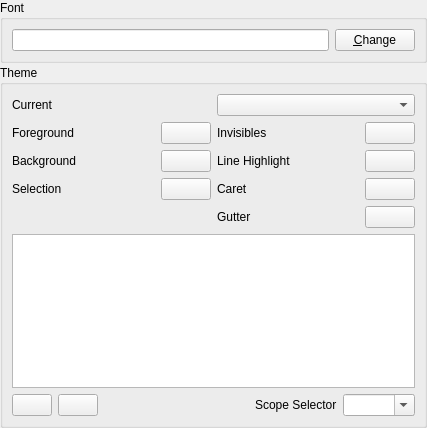
This is resources/ui/configure/theme.ui in prymatex/prymatex as Qt 5 draws it before an edit. The edited form follows.
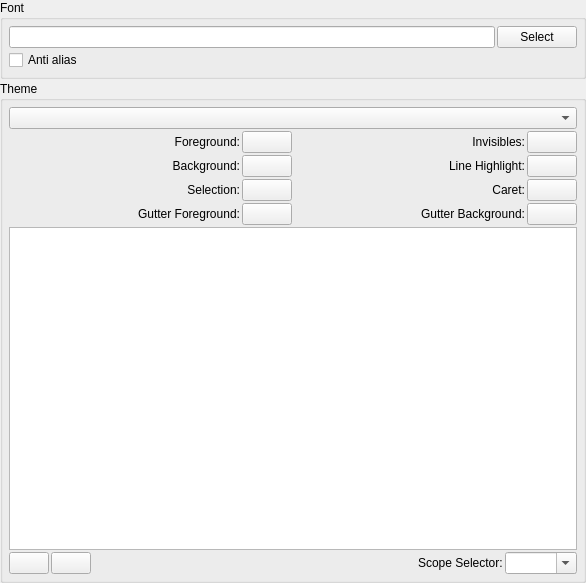
This is the edited form. Icons and pictures are not drawn.

Patch:
```diff
--- a/resources/ui/configure/theme.ui
+++ b/resources/ui/configure/theme.ui
@@ -6,8 +6,8 @@
    <rect>
     <x>0</x>
     <y>0</y>
-    <width>427</width>
-    <height>428</height>
+    <width>586</width>
+    <height>583</height>
    </rect>
   </property>
   <property name="windowTitle">
@@ -21,22 +21,39 @@
     <number>0</number>
    </property>
    <item>
-    <widget class="QGroupBox" name="groupBox_2">
+    <widget class="QGroupBox" name="groupBoxFont">
      <property name="title">
       <string>Font</string>
      </property>
-     <layout class="QHBoxLayout" name="horizontalLayout">
+     <layout class="QVBoxLayout" name="verticalLayout_3">
+      <property name="spacing">
+       <number>2</number>
+      </property>
+      <property name="margin">
+       <number>6</number>
+      </property>
       <item>
-       <widget class="QLineEdit" name="lineFont">
-        <property name="readOnly">
-         <bool>true</bool>
-        </property>
-       </widget>
+       <layout class="QHBoxLayout" name="horizontalLayout">
+        <item>
+         <widget class="QLineEdit" name="lineFont">
+          <property name="readOnly">
+           <bool>true</bool>
+          </property>
+         </widget>
+        </item>
+        <item>
+         <widget class="QPushButton" name="pushButtonChangeFont">
+          <property name="text">
+           <string>Select</string>
+          </property>
+         </widget>
+        </item>
+       </layout>
       </item>
       <item>
-       <widget class="QPushButton" name="pushButtonChangeFont">
+       <widget class="QCheckBox" name="checkBoxAntialias">
         <property name="text">
-         <string>&amp;Change</string>
+         <string>Anti alias</string>
         </property>
        </widget>
       </item>
@@ -44,44 +61,91 @@
     </widget>
    </item>
    <item>
-    <widget class="QGroupBox" name="groupBox">
+    <widget class="QGroupBox" name="groupBoxTheme">
      <property name="title">
       <string>Theme</string>
      </property>
      <layout class="QVBoxLayout" name="verticalLayout">
+      <property name="spacing">
+       <number>2</number>
+      </property>
+      <property name="margin">
+       <number>6</number>
+      </property>
       <item>
-       <layout class="QHBoxLayout" name="horizontalLayout_2">
-        <item>
-         <widget class="QLabel" name="label_2">
-          <property name="sizePolicy">
-           <sizepolicy hsizetype="Minimum" vsizetype="Preferred">
-            <horstretch>0</horstretch>
-            <verstretch>0</verstretch>
-           </sizepolicy>
-          </property>
-          <property name="text">
-           <string>Current</string>
-          </property>
-         </widget>
-        </item>
-        <item>
-         <widget class="QComboBox" name="comboBoxThemes"/>
-        </item>
-       </layout>
+       <widget class="QComboBox" name="comboBoxThemes"/>
       </item>
       <item>
        <layout class="QGridLayout" name="gridLayout">
+        <property name="spacing">
+         <number>2</number>
+        </property>
+        <item row="0" column="3">
+         <widget class="QPushButton" name="pushButtonInvisibles">
+          <property name="maximumSize">
+           <size>
+            <width>50</width>
+            <height>16777215</height>
+           </size>
+          </property>
+          <property name="text">
+           <string/>
+          </property>
+         </widget>
+        </item>
+        <item row="2" column="1">
+         <widget class="QPushButton" name="pushButtonSelection">
+          <property name="maximumSize">
+           <size>
+            <width>50</width>
+            <height>16777215</height>
+           </size>
+          </property>
+          <property name="text">
+           <string/>
+          </property>
+         </widget>
+        </item>
+        <item row="2" column="3">
+         <widget class="QPushButton" name="pushButtonCaret">
+          <property name="maximumSize">
+           <size>
+            <width>50</width>
+            <height>16777215</height>
+           </size>
+          </property>
+          <property name="text">
+           <string/>
+          </property>
+         </widget>
+        </item>
+        <item row="0" column="2">
+         <widget class="QLabel" name="label_6">
+          <property name="text">
+           <string>Invisibles:</string>
+          </property>
+          <property name="alignment">
+           <set>Qt::AlignRight|Qt::AlignTrailing|Qt::AlignVCenter</set>
+          </property>
+         </widget>
+        </item>
         <item row="1" column="0">
          <widget class="QLabel" name="label_4">
           <property name="text">
-           <string>Background</string>
+           <string>Background:</string>
+          </property>
+          <property name="alignment">
+           <set>Qt::AlignRight|Qt::AlignTrailing|Qt::AlignVCenter</set>
           </property>
          </widget>
         </item>
         <item row="3" column="2">
          <widget class="QLabel" name="label_10">
           <property name="text">
-           <string>Gutter</string>
+           <string>Gutter Background:</string>
+          </property>
+          <property name="alignment">
+           <set>Qt::AlignRight|Qt::AlignTrailing|Qt::AlignVCenter</set>
           </property>
          </widget>
         </item>
@@ -101,26 +165,48 @@
         <item row="2" column="0">
          <widget class="QLabel" name="label_5">
           <property name="text">
-           <string>Selection</string>
+           <string>Selection:</string>
+          </property>
+          <property name="alignment">
+           <set>Qt::AlignRight|Qt::AlignTrailing|Qt::AlignVCenter</set>
           </property>
          </widget>
         </item>
         <item row="0" column="0">
          <widget class="QLabel" name="label_3">
           <property name="text">
-           <string>Foreground</string>
+           <string>Foreground:</string>
+          </property>
+          <property name="alignment">
+           <set>Qt::AlignRight|Qt::AlignTrailing|Qt::AlignVCenter</set>
+          </property>
+         </widget>
+        </item>
+        <item row="0" column="1">
+         <widget class="QPushButton" name="pushButtonForeground">
+          <property name="maximumSize">
+           <size>
+            <width>50</width>
+            <height>16777215</height>
+           </size>
+          </property>
+          <property name="text">
+           <string/>
           </property>
          </widget>
         </item>
         <item row="2" column="2">
          <widget class="QLabel" name="label_7">
           <property name="text">
-           <string>Caret</string>
+           <string>Caret:</string>
+          </property>
+          <property name="alignment">
+           <set>Qt::AlignRight|Qt::AlignTrailing|Qt::AlignVCenter</set>
           </property>
          </widget>
         </item>
         <item row="3" column="3">
-         <widget class="QPushButton" name="pushButtonGutter">
+         <widget class="QPushButton" name="pushButtonGutterBackground">
           <property name="text">
            <string/>
           </property>
@@ -142,69 +228,30 @@
         <item row="1" column="2">
          <widget class="QLabel" name="label_8">
           <property name="text">
-           <string>Line Highlight</string>
+           <string>Line Highlight:</string>
           </property>
-         </widget>
-        </item>
-        <item row="0" column="3">
-         <widget class="QPushButton" name="pushButtonInvisibles">
-          <property name="maximumSize">
-           <size>
-            <width>50</width>
-            <height>16777215</height>
-           </size>
+          <property name="alignment">
+           <set>Qt::AlignRight|Qt::AlignTrailing|Qt::AlignVCenter</set>
           </property>
-          <property name="text">
-           <string/>
-          </property>
          </widget>
         </item>
-        <item row="2" column="1">
-         <widget class="QPushButton" name="pushButtonSelection">
-          <property name="maximumSize">
-           <size>
-            <width>50</width>
-            <height>16777215</height>
-           </size>
-          </property>
+        <item row="3" column="0">
+         <widget class="QLabel" name="label_11">
           <property name="text">
-           <string/>
+           <string>Gutter Foreground:</string>
           </property>
-         </widget>
-        </item>
-        <item row="0" column="1">
-         <widget class="QPushButton" name="pushButtonForeground">
-          <property name="maximumSize">
-           <size>
-            <width>50</width>
-            <height>16777215</height>
-           </size>
+          <property name="alignment">
+           <set>Qt::AlignRight|Qt::AlignTrailing|Qt::AlignVCenter</set>
           </property>
-          <property name="text">
-           <string/>
-          </property>
          </widget>
         </item>
-        <item row="2" column="3">
-         <widget class="QPushButton" name="pushButtonCaret">
-          <property name="maximumSize">
-           <size>
-            <width>50</width>
-            <height>16777215</height>
-           </size>
-          </property>
+        <item row="3" column="1">
+         <widget class="QPushButton" name="pushButtonGutterForeground">
           <property name="text">
            <string/>
           </property>
          </widget>
         </item>
-        <item row="0" column="2">
-         <widget class="QLabel" name="label_6">
-          <property name="text">
-           <string>Invisibles</string>
-          </property>
-         </widget>
-        </item>
        </layout>
       </item>
       <item>
@@ -219,6 +266,9 @@
       </item>
       <item>
        <layout class="QHBoxLayout" name="horizontalLayout_3">
+        <property name="spacing">
+         <number>2</number>
+        </property>
         <item>
          <widget class="QPushButton" name="pushButtonAdd">
           <property name="icon">
@@ -253,7 +303,7 @@
         <item>
          <widget class="QLabel" name="label_9">
           <property name="text">
-           <string>Scope Selector</string>
+           <string>Scope Selector:</string>
           </property>
          </widget>
         </item>
```
